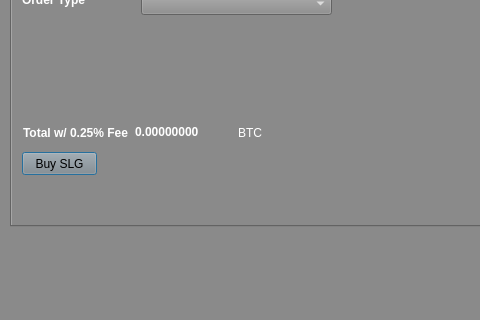
Before: the Qt Designer form src/qt/forms/tradingdialog.ui in Sterlingcoin/Sterlingcoin-1.6.2.0-Release, drawn with Qt 5; both pictures show x 0 to 480 and y 244 to 564 of the 946 by 564 pixel window.
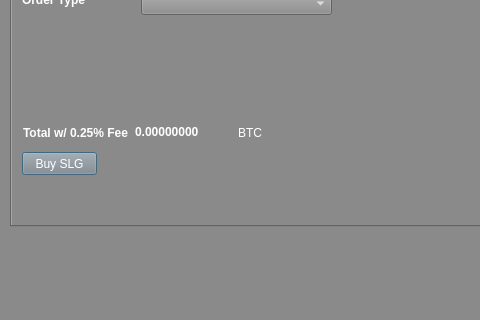
After: the same form once the commit is applied. The open tabs and pages were chosen to show the change. Icons and pictures are not drawn.

Commit message: Buy SLG Button Styling Fix

Diff of the .ui file:
```diff
--- a/src/qt/forms/tradingdialog.ui
+++ b/src/qt/forms/tradingdialog.ui
@@ -150,6 +150,15 @@
      <property name="palette">
       <palette>
        <active>
+        <colorrole role="WindowText">
+         <brush brushstyle="SolidPattern">
+          <color alpha="255">
+           <red>255</red>
+           <green>255</green>
+           <blue>255</blue>
+          </color>
+         </brush>
+        </colorrole>
         <colorrole role="Button">
          <brush brushstyle="SolidPattern">
           <color alpha="255">
@@ -159,6 +168,24 @@
           </color>
          </brush>
         </colorrole>
+        <colorrole role="Text">
+         <brush brushstyle="SolidPattern">
+          <color alpha="255">
+           <red>255</red>
+           <green>255</green>
+           <blue>255</blue>
+          </color>
+         </brush>
+        </colorrole>
+        <colorrole role="ButtonText">
+         <brush brushstyle="SolidPattern">
+          <color alpha="255">
+           <red>255</red>
+           <green>255</green>
+           <blue>255</blue>
+          </color>
+         </brush>
+        </colorrole>
         <colorrole role="Base">
          <brush brushstyle="SolidPattern">
           <color alpha="255">
@@ -177,8 +204,26 @@
           </color>
          </brush>
         </colorrole>
+        <colorrole role="AlternateBase">
+         <brush brushstyle="SolidPattern">
+          <color alpha="255">
+           <red>138</red>
+           <green>138</green>
+           <blue>138</blue>
+          </color>
+         </brush>
+        </colorrole>
        </active>
        <inactive>
+        <colorrole role="WindowText">
+         <brush brushstyle="SolidPattern">
+          <color alpha="255">
+           <red>255</red>
+           <green>255</green>
+           <blue>255</blue>
+          </color>
+         </brush>
+        </colorrole>
         <colorrole role="Button">
          <brush brushstyle="SolidPattern">
           <color alpha="255">
@@ -188,6 +233,24 @@
           </color>
          </brush>
         </colorrole>
+        <colorrole role="Text">
+         <brush brushstyle="SolidPattern">
+          <color alpha="255">
+           <red>255</red>
+           <green>255</green>
+           <blue>255</blue>
+          </color>
+         </brush>
+        </colorrole>
+        <colorrole role="ButtonText">
+         <brush brushstyle="SolidPattern">
+          <color alpha="255">
+           <red>255</red>
+           <green>255</green>
+           <blue>255</blue>
+          </color>
+         </brush>
+        </colorrole>
         <colorrole role="Base">
          <brush brushstyle="SolidPattern">
           <color alpha="255">
@@ -206,8 +269,26 @@
           </color>
          </brush>
         </colorrole>
+        <colorrole role="AlternateBase">
+         <brush brushstyle="SolidPattern">
+          <color alpha="255">
+           <red>138</red>
+           <green>138</green>
+           <blue>138</blue>
+          </color>
+         </brush>
+        </colorrole>
        </inactive>
        <disabled>
+        <colorrole role="WindowText">
+         <brush brushstyle="SolidPattern">
+          <color alpha="255">
+           <red>159</red>
+           <green>158</green>
+           <blue>158</blue>
+          </color>
+         </brush>
+        </colorrole>
         <colorrole role="Button">
          <brush brushstyle="SolidPattern">
           <color alpha="255">
@@ -217,6 +298,24 @@
           </color>
          </brush>
         </colorrole>
+        <colorrole role="Text">
+         <brush brushstyle="SolidPattern">
+          <color alpha="255">
+           <red>159</red>
+           <green>158</green>
+           <blue>158</blue>
+          </color>
+         </brush>
+        </colorrole>
+        <colorrole role="ButtonText">
+         <brush brushstyle="SolidPattern">
+          <color alpha="255">
+           <red>159</red>
+           <green>158</green>
+           <blue>158</blue>
+          </color>
+         </brush>
+        </colorrole>
         <colorrole role="Base">
          <brush brushstyle="SolidPattern">
           <color alpha="255">
@@ -235,9 +334,21 @@
           </color>
          </brush>
         </colorrole>
+        <colorrole role="AlternateBase">
+         <brush brushstyle="SolidPattern">
+          <color alpha="255">
+           <red>138</red>
+           <green>138</green>
+           <blue>138</blue>
+          </color>
+         </brush>
+        </colorrole>
        </disabled>
       </palette>
      </property>
+     <property name="styleSheet">
+      <string notr="true">background-color: rgb(138, 138, 138);</string>
+     </property>
      <property name="text">
       <string>Buy SLG</string>
      </property>
```
Left out of the diff: 11 changed lines with no effect on the pictures.
